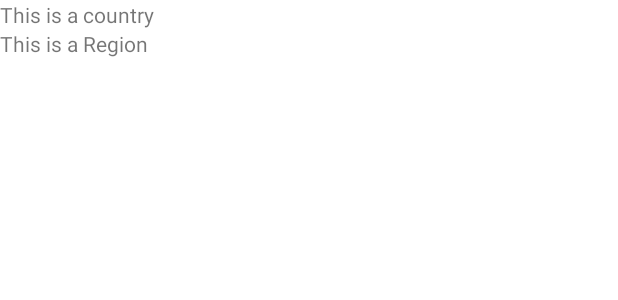
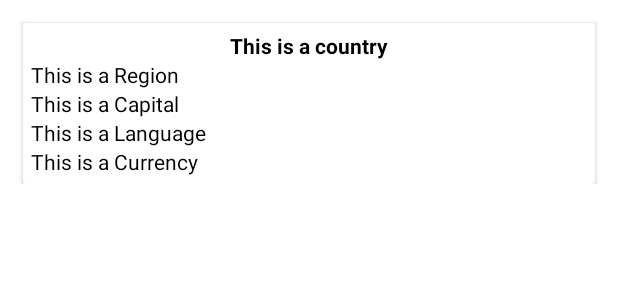
Before and after one commit to Thenorth101/NorthCountryList, an Android app: the layout item_country.xml on its own in the app's theme, with its tools: preview values and no code run, on a phone screen of 412 x 824 dp. Shown: the top 300 px of the screen. Run offline under Robolectric (Android 15) with nearby library versions, the phone set to English and light mode, and no system bars; network calls fail.

Commit message:
Added Background for cards Added more parameters from country API Moved adapter to viewBinding Moved dimensions to the dimens file Added card theme

```diff
--- a/app/src/main/java/com/example/northcountrylist/data/di/DataModule.kt
+++ b/app/src/main/java/com/example/northcountrylist/data/di/DataModule.kt
@@ -1,6 +1,5 @@
 package com.example.northcountrylist.data.di
 
-import androidx.annotation.RestrictTo
 import com.example.northcountrylist.core.Constants.BASE_URL
 import com.example.northcountrylist.data.request.CountryApi
 import dagger.Module
--- a/app/src/main/java/com/example/northcountrylist/data/request/CountryApi.kt
+++ b/app/src/main/java/com/example/northcountrylist/data/request/CountryApi.kt
@@ -1,6 +1,6 @@
 package com.example.northcountrylist.data.request
 
-import com.example.northcountrylist.model.Country
+import com.example.northcountrylist.data.response.Country
 import retrofit2.Response
 import retrofit2.http.GET
 
--- a/app/src/main/java/com/example/northcountrylist/model/Country.kt
+++ /dev/null
@@ -1,6 +0,0 @@
-package com.example.northcountrylist.model
-
-data class Country (
-    val name:String,
-    val region:String
-)
--- a/app/src/main/java/com/example/northcountrylist/presentation/MainActivityViewModel.kt
+++ b/app/src/main/java/com/example/northcountrylist/presentation/MainActivityViewModel.kt
@@ -5,7 +5,7 @@ import androidx.lifecycle.LiveData
 import androidx.lifecycle.MutableLiveData
 import androidx.lifecycle.ViewModel
 import androidx.lifecycle.viewModelScope
-import com.example.northcountrylist.model.Country
+import com.example.northcountrylist.data.response.Country
 import com.example.northcountrylist.model.repositories.CountryRepository
 import dagger.hilt.android.lifecycle.HiltViewModel
 import kotlinx.coroutines.launch
--- /dev/null
+++ b/app/src/main/res/drawable/bar_round_corners.xml
@@ -0,0 +1,8 @@
+<?xml version="1.0" encoding="utf-8"?>
+<shape xmlns:android="http://schemas.android.com/apk/res/android"
+    android:shape="rectangle">
+
+    <solid android:color="@color/white" />
+    <corners android:radius="10dp" />
+
+</shape>
--- a/app/src/main/res/layout/item_country.xml
+++ b/app/src/main/res/layout/item_country.xml
@@ -1,24 +1,62 @@
 <?xml version="1.0" encoding="utf-8"?>
 <androidx.constraintlayout.widget.ConstraintLayout xmlns:android="http://schemas.android.com/apk/res/android"
+    xmlns:app="http://schemas.android.com/apk/res-auto"
+    xmlns:tools="http://schemas.android.com/tools"
     android:layout_width="match_parent"
-    android:layout_height="match_parent"
-    xmlns:app="http://schemas.android.com/apk/res-auto">
+    android:layout_height="wrap_content">
 
-    <TextView
-        android:id="@+id/countryName"
-        android:layout_width="wrap_content"
+    <androidx.cardview.widget.CardView
+        android:layout_width="match_parent"
         android:layout_height="wrap_content"
-        android:text="This is a country"
+        android:layout_margin="@dimen/item_country_card_margin"
         app:layout_constraintStart_toStartOf="parent"
-        app:layout_constraintTop_toTopOf="parent"/>
+        app:layout_constraintTop_toTopOf="parent">
 
-    <TextView
-        android:id="@+id/countryRegion"
-        android:layout_width="wrap_content"
-        android:layout_height="wrap_content"
-        android:text="This is a Region"
-        app:layout_constraintStart_toStartOf="parent"
-        app:layout_constraintTop_toBottomOf="@id/countryName"/>
+        <androidx.constraintlayout.widget.ConstraintLayout
+            android:layout_width="match_parent"
+            android:layout_height="match_parent"
+            android:background="@drawable/bar_round_corners"
+            android:padding="@dimen/item_country_card_padding">
 
+            <TextView
+                android:id="@+id/countryName"
+                style="@style/itemCountryTextview"
+                android:textStyle="bold"
+                app:layout_constraintEnd_toEndOf="parent"
+                app:layout_constraintStart_toStartOf="parent"
+                app:layout_constraintTop_toTopOf="parent"
+                tools:text="This is a country" />
+
+            <TextView
+                android:id="@+id/countryRegion"
+                style="@style/itemCountryTextview"
+                app:layout_constraintStart_toStartOf="parent"
+                app:layout_constraintTop_toBottomOf="@id/countryName"
+                tools:text="This is a Region" />
+
+            <TextView
+                android:id="@+id/countryCapital"
+                style="@style/itemCountryTextview"
+                app:layout_constraintStart_toStartOf="parent"
+                app:layout_constraintTop_toBottomOf="@id/countryRegion"
+                tools:text="This is a Capital" />
+
+            <TextView
+                android:id="@+id/countryLanguage"
+                style="@style/itemCountryTextview"
+                app:layout_constraintStart_toStartOf="parent"
+                app:layout_constraintTop_toBottomOf="@id/countryCapital"
+                tools:text="This is a Language" />
+
+            <TextView
+                android:id="@+id/countryCurrency"
+                style="@style/itemCountryTextview"
+                app:layout_constraintStart_toStartOf="parent"
+                app:layout_constraintTop_toBottomOf="@id/countryLanguage"
+                tools:text="This is a Currency" />
+
+        </androidx.constraintlayout.widget.ConstraintLayout>
+
+    </androidx.cardview.widget.CardView>
 
 </androidx.constraintlayout.widget.ConstraintLayout>
--- /dev/null
+++ b/app/src/main/res/values/dimens.xml
@@ -0,0 +1,8 @@
+<?xml version="1.0" encoding="utf-8"?>
+<resources>
+
+    //item_country dimens
+    <dimen name="item_country_margin_bottom">50dp</dimen>
+    <dimen name="item_country_card_padding">5dp</dimen>
+    <dimen name="item_country_card_margin">15dp</dimen>
+</resources>
--- a/app/src/main/res/values/themes.xml
+++ b/app/src/main/res/values/themes.xml
@@ -1,4 +1,4 @@
-<resources xmlns:tools="http://schemas.android.com/tools">
+<resources>
     <!-- Base application theme. -->
     <style name="Theme.NorthCountryList" parent="Theme.MaterialComponents.DayNight.DarkActionBar">
         <!-- Primary brand color. -->
@@ -13,4 +13,10 @@
         <item name="android:statusBarColor">?attr/colorPrimaryVariant</item>
         <!-- Customize your theme here. -->
     </style>
+
+    <style name="itemCountryTextview">
+        <item name="android:layout_height">wrap_content</item>
+        <item name="android:layout_width">wrap_content</item>
+        <item name="android:textColor">@color/black</item>
+    </style>
 </resources>
```
Also changed, not shown: app/src/main/java/com/example/northcountrylist/MainActivity.kt (+3 -4 lines), app/src/main/java/com/example/northcountrylist/data/response/Country.kt (added, +9 -0 lines), app/src/main/java/com/example/northcountrylist/presentation/CountryAdapter.kt (+19 -16 lines).
